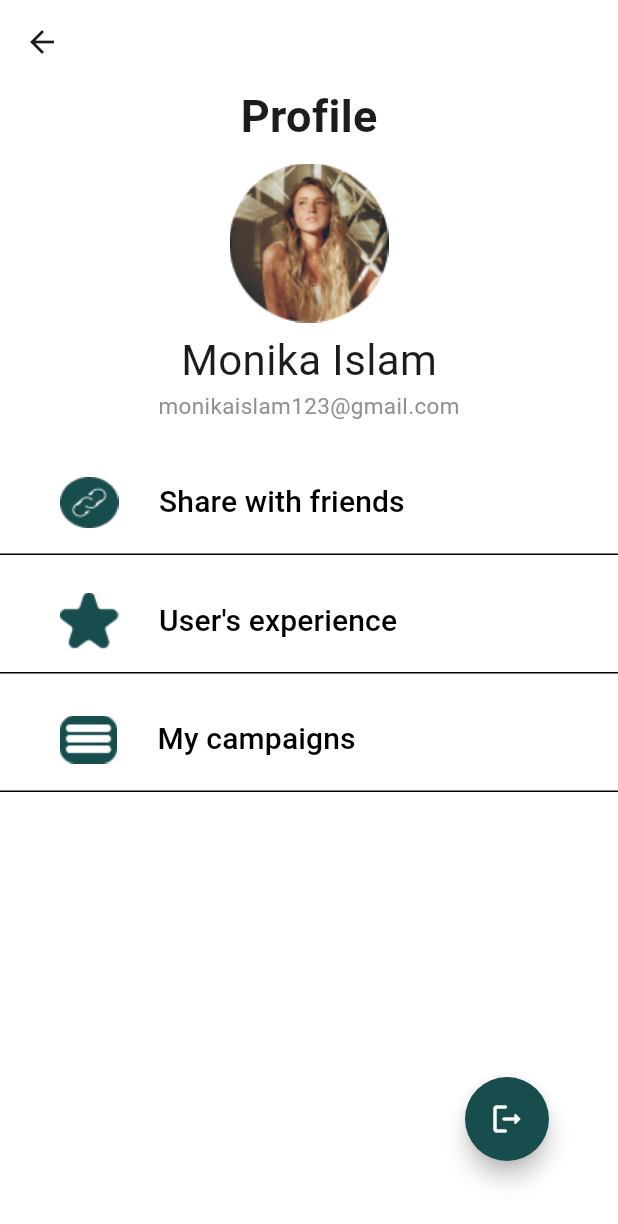
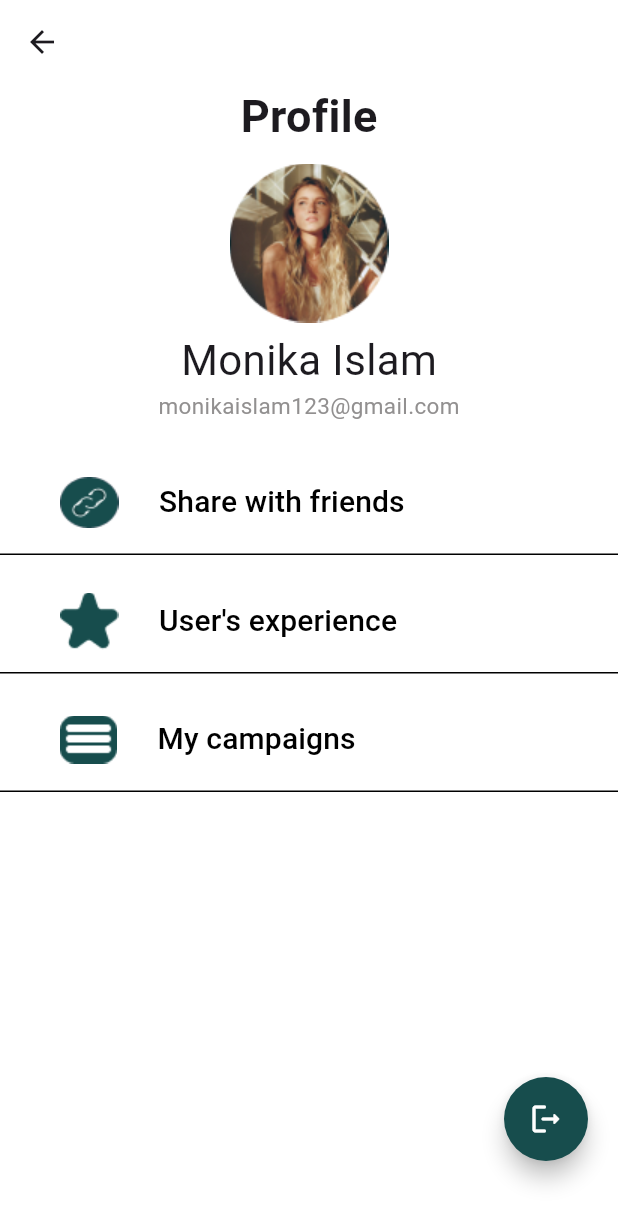
Before and after one commit to Manny-Munoz/gibu, a Flutter app: the Profile screen opened by its route, on a phone screen of 412 x 824 dp. Shown: the top 1224 px of the screen. Run offline on Flutter 3.47's test engine with Material 3 defaults, Android fonts, the phone set to English and light mode, and no system bars; our stand-ins replace firebase_auth, firebase_core, flutter_rating_bar; accounts and stored records are empty.

Commit message:
chore: Update campaign preview colors and add logout functionality

```diff
--- a/lib/components/campaign_preview.dart
+++ b/lib/components/campaign_preview.dart
@@ -74,7 +74,7 @@ class _CampaignPreviewState extends State<CampaignPreview> {
             const EdgeInsets.only(left: 10, right: 10, top: 15, bottom: 15),
         decoration: BoxDecoration(
           borderRadius: BorderRadius.circular(10.0), // Add border radius here
-          color: const Color.fromARGB(255, 240, 236, 236),
+          color: const Color.fromARGB(223, 235, 233, 233),
         ),
         child: Column(
           children: [
--- a/lib/main.dart
+++ b/lib/main.dart
@@ -3,9 +3,7 @@ import 'package:gibu/pages/donation_form.dart';
 import 'package:gibu/pages/start_campaign_page.dart';
 import 'package:gibu/pages/main_page.dart';
 import 'package:gibu/pages/fill_out_campaign.dart';
-import 'package:gibu/pages/welcome_page.dart';
 import 'package:gibu/pages/login_page.dart';
-import 'package:gibu/pages/create_account_page.dart';
 import 'package:gibu/pages/profile_page.dart';
 import 'firebase_options.dart';
 import 'package:firebase_core/firebase_core.dart';
@@ -34,6 +32,7 @@ class MyApp extends StatelessWidget {
         '/startCampaign': (context) => const StartCampaignPage(),
         '/fillOutCampaign': (context) => FillOutCampaign(),
         '/donationForm': (context) => const DonationForm(),
+        '/auth': (context) => const AuthPage(),
       },
     );
   }
--- a/lib/pages/profile_page.dart
+++ b/lib/pages/profile_page.dart
@@ -267,9 +267,12 @@ class _ProfileState extends State<Profile> {
                 const CompleteDivider(),
                 const SizedBox(height: 180),
                 const Row(
+                  mainAxisAlignment: MainAxisAlignment.end,
                   children: [
-                    SizedBox(width: 310),
-                    LogoutButton(),
+                    Padding(
+                      padding: EdgeInsets.only(right: 20.0),
+                      child: LogoutButton(),
+                    ),
                   ],
                 ),
                 const SizedBox(height: 20),
```
Also changed, not shown: lib/components/logout_button.dart (+7 -2 lines).
